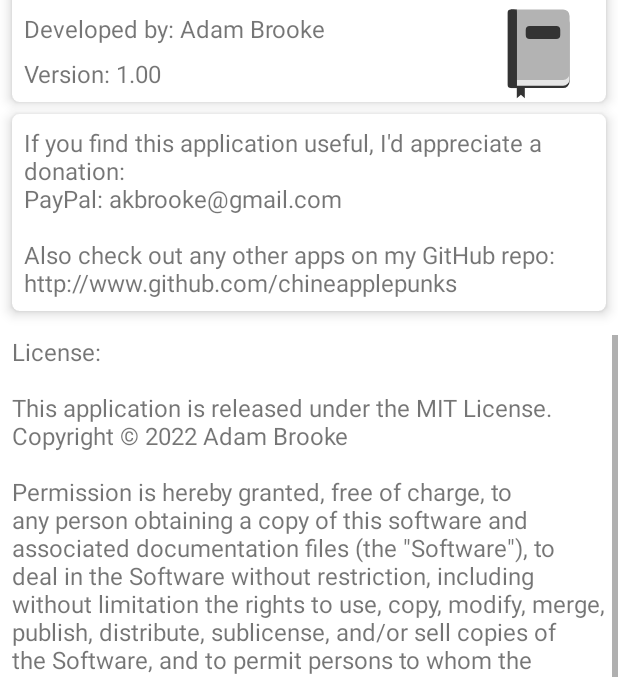
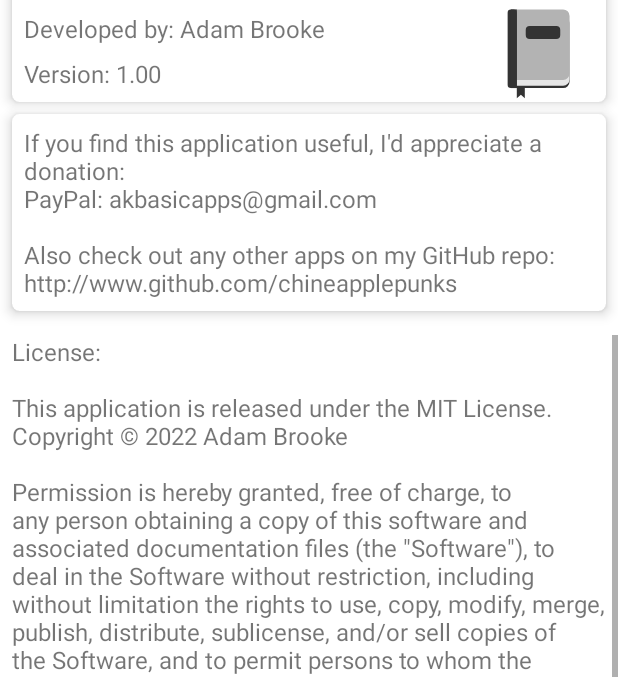
Before and after one commit to chineapplepunks/AKBasicJournal, an Android app: the AboutFragment screen opened through its navigation route, on a phone screen of 412 x 824 dp, the part 65-742 px from its top. Run offline under Robolectric (Android 15) with nearby library versions, the light colour scheme and no system bars; our stand-ins replace Room's generated code.

Commit message:
Also put in the correct email address.

```diff
--- a/app/src/main/res/values/strings.xml
+++ b/app/src/main/res/values/strings.xml
@@ -30,7 +30,7 @@
     <string name="str_ok">OK</string>
     <string name="str_about_version">Version: 1.00</string>
     <string name="str_license_text">License:\n\nThis application is released under the MIT License.\nCopyright © 2022 Adam Brooke\n\nPermission is hereby granted, free of charge, to any person obtaining a copy of this software and associated documentation files (the \"Software\"), to deal in the Software without restriction, including without limitation the rights to use, copy, modify, merge, publish, distribute, sublicense, and/or sell copies of the Software, and to permit persons to whom the Software is furnished to do so, subject to the following conditions:\n\nThe above copyright notice and this permission notice shall be included in all copies or substantial portions of the Software.\n\nTHE SOFTWARE IS PROVIDED \"AS IS\", WITHOUT WARRANTY OF ANY KIND, EXPRESS OR IMPLIED, INCLUDING BUT NOT LIMITED TO THE WARRANTIES OF MERCHANTABILITY, FITNESS FOR A PARTICULAR PURPOSE AND NONINFRINGEMENT. IN NO EVENT SHALL THE AUTHORS OR COPYRIGHT HOLDERS BE LIABLE FOR ANY CLAIM, DAMAGES OR OTHER LIABILITY, WHETHER IN AN ACTION OF CONTRACT, TORT OR OTHERWISE, ARISING FROM, OUT OF OR IN CONNECTION WITH THE SOFTWARE OR THE USE OR OTHER DEALINGS IN THE SOFTWARE.</string>
-    <string name="str_about_extra">If you find this application useful, I\'d appreciate a donation:\nPayPal: akbrooke@gmail.com\n\nAlso check out any other apps on my GitHub repo:\nhttp://www.github.com/chineapplepunks</string>
+    <string name="str_about_extra">If you find this application useful, I\'d appreciate a donation:\nPayPal: akbasicapps@gmail.com\n\nAlso check out any other apps on my GitHub repo:\nhttp://www.github.com/chineapplepunks</string>
     <string name="app_label">Journal</string>
     <string name="str_menu_undo">Undo</string>
     <string name="str_menu_redo">Redo</string>
```
